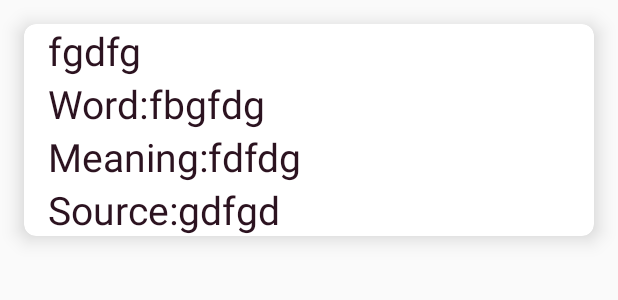
After one commit to Ana-1123/WordBook, an Android app: the layout item.xml on its own in the app's theme, with its tools: preview values and no code run, on a phone screen of 412 x 824 dp. The commit adds this screen. Shown: the top 300 px of the screen. Run offline under Robolectric (Android 15) with nearby library versions, the phone set to English and light mode, and no system bars.

Commit message:
All words activity

```diff
--- /dev/null
+++ b/app/src/main/res/layout/item.xml
@@ -0,0 +1,103 @@
+<?xml version="1.0" encoding="utf-8"?>
+<androidx.cardview.widget.CardView xmlns:android="http://schemas.android.com/apk/res/android"
+    android:layout_width="match_parent"
+    android:layout_height="wrap_content"
+    xmlns:app="http://schemas.android.com/apk/res-auto"
+    app:cardElevation="8dp"
+    app:cardCornerRadius="8dp"
+    android:layout_margin="16dp">
+
+    <LinearLayout
+        android:layout_width="wrap_content"
+        android:layout_height="wrap_content"
+        android:layout_marginLeft="16dp"
+        android:orientation="vertical">
+
+        <LinearLayout
+            android:layout_width="wrap_content"
+            android:layout_height="wrap_content"
+            android:layout_gravity="center_vertical"
+            android:orientation="horizontal">
+
+            <TextView
+                android:id="@+id/rvDate"
+                android:layout_width="wrap_content"
+                android:layout_height="wrap_content"
+                android:text="fgdfg"
+                android:textColor="@color/darkPurple"
+                android:textSize="26sp" />
+
+        </LinearLayout>
+
+        <LinearLayout
+            android:layout_width="wrap_content"
+            android:layout_height="wrap_content"
+            android:layout_gravity="center_vertical"
+            android:orientation="horizontal">
+
+            <TextView
+                android:layout_width="wrap_content"
+                android:layout_height="wrap_content"
+                android:text="Word:"
+                android:textColor="@color/darkPurple"
+                android:textSize="26sp" />
+
+            <TextView
+                android:id="@+id/rvWord"
+                android:layout_width="wrap_content"
+                android:layout_height="wrap_content"
+                android:text="fbgfdg"
+                android:textColor="@color/darkPurple"
+                android:textSize="26sp" />
+
+        </LinearLayout>
+
+        <LinearLayout
+            android:layout_width="wrap_content"
+            android:layout_height="wrap_content"
+            android:layout_gravity="center_vertical"
+            android:orientation="horizontal">
+
+            <TextView
+                android:layout_width="wrap_content"
+                android:layout_height="wrap_content"
+                android:text="Meaning:"
+                android:textColor="@color/darkPurple"
+                android:textSize="26sp" />
+
+            <TextView
+                android:id="@+id/rvMeaning"
+                android:layout_width="wrap_content"
+                android:layout_height="wrap_content"
+                android:text="fdfdg"
+                android:textColor="@color/darkPurple"
+                android:textSize="26sp" />
+
+        </LinearLayout>
+
+        <LinearLayout
+            android:layout_width="wrap_content"
+            android:layout_height="wrap_content"
+            android:layout_gravity="center_vertical"
+            android:orientation="horizontal">
+
+            <TextView
+                android:layout_width="wrap_content"
+                android:layout_height="wrap_content"
+                android:text="Source:"
+                android:textColor="@color/darkPurple"
+                android:textSize="26sp" />
+
+            <TextView
+                android:id="@+id/rvSource"
+                android:layout_width="wrap_content"
+                android:layout_height="wrap_content"
+                android:text="gdfgd"
+                android:textColor="@color/darkPurple"
+                android:textSize="26sp" />
+
+        </LinearLayout>
+
+    </LinearLayout>
+
+</androidx.cardview.widget.CardView>
```
Also changed, not shown: app/src/main/java/com/example/wordbook/AddWord.java (+9 -1 lines), app/src/main/java/com/example/wordbook/AllWords.java (+58 -0 lines), app/src/main/java/com/example/wordbook/RecyclerViewAdapter.java (added, +60 -0 lines), app/src/main/java/com/example/wordbook/Word.java (added, +21 -0 lines), app/src/main/res/layout/activity_add_word.xml (+6 -6 lines), app/src/main/res/layout/activity_all_words.xml (+34 -0 lines), app/src/main/res/values/strings.xml (+7 -0 lines).
